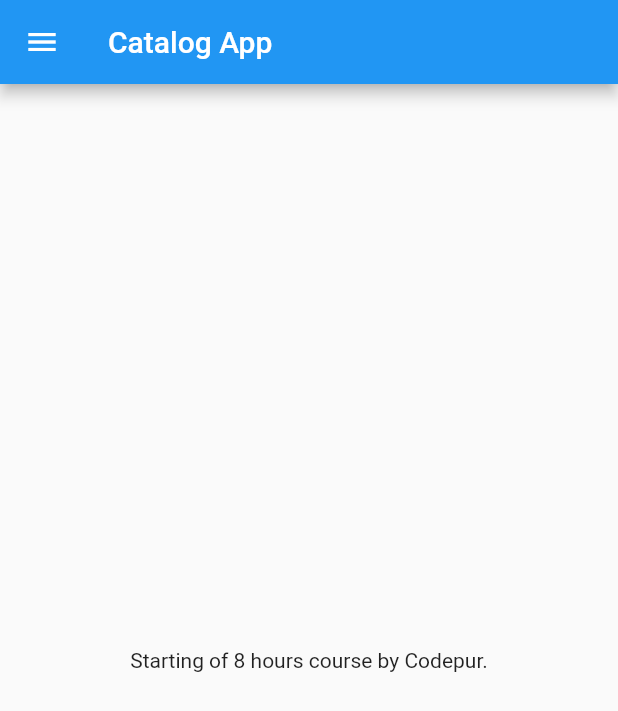
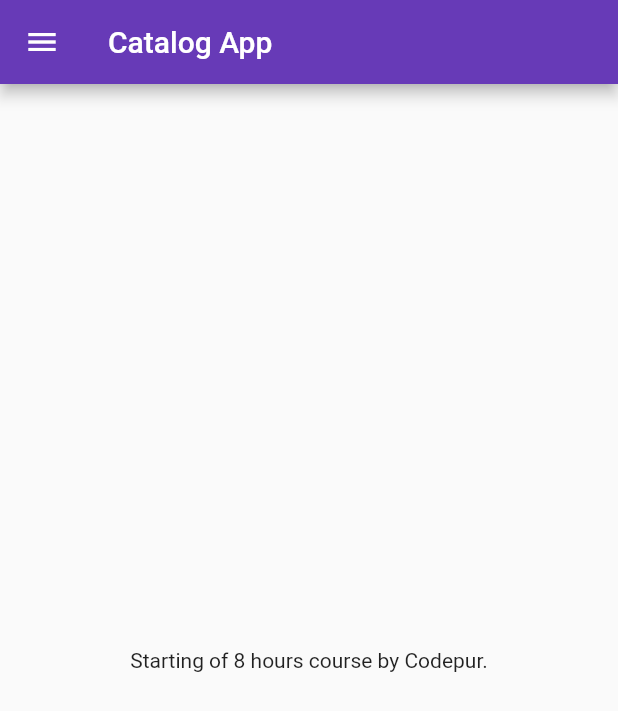
Before and after one commit to satviksriv/flutter_catalog_app, a Flutter app: the screen it shows after launch, on a phone screen of 412 x 824 dp. Shown: the top 711 px of the screen. Run offline on Flutter 3.47's test engine with Material 2 defaults, Android fonts, the phone set to English and light mode, and no system bars.

Commit message:
Day 3 completed

```diff
--- a/lib/main.dart
+++ b/lib/main.dart
@@ -1,5 +1,6 @@
 import 'package:flutter/material.dart';
-import 'package:flutter_catalog/home_page.dart';
+import 'package:flutter_catalog/pages/home_page.dart';
+import 'package:flutter_catalog/pages/login_page.dart';
 
 void main() {
   runApp(MyApp());
@@ -9,7 +10,17 @@ class MyApp extends StatelessWidget {
   @override
   Widget build(BuildContext context) {
     return MaterialApp(
-      home: HomePage(),
+      themeMode: ThemeMode.light,
+      theme: ThemeData(primarySwatch: Colors.deepPurple),
+      darkTheme: ThemeData(
+        brightness: Brightness.dark,
+      ),
+      initialRoute: "/home",
+      routes: {
+        "/": (context) => LoginPage(),
+        "/home": (context) => HomePage(),
+        "/login": (context) => LoginPage(),
+      },
       debugShowCheckedModeBanner: false,
     );
   }
```
Also changed, not shown: lib/pages/login_page.dart (added, +21 -0 lines), lib/pages/home_page.dart (renamed from lib/home_page.dart).
